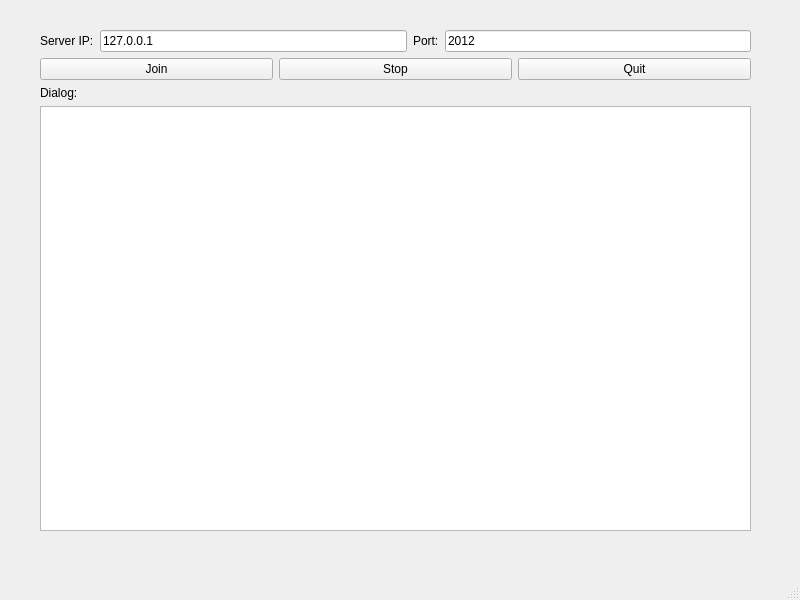
First picture: the form in USTlord_final/clientwindow.ui, repository williamlus/COMP2012H_Project, before the edit.
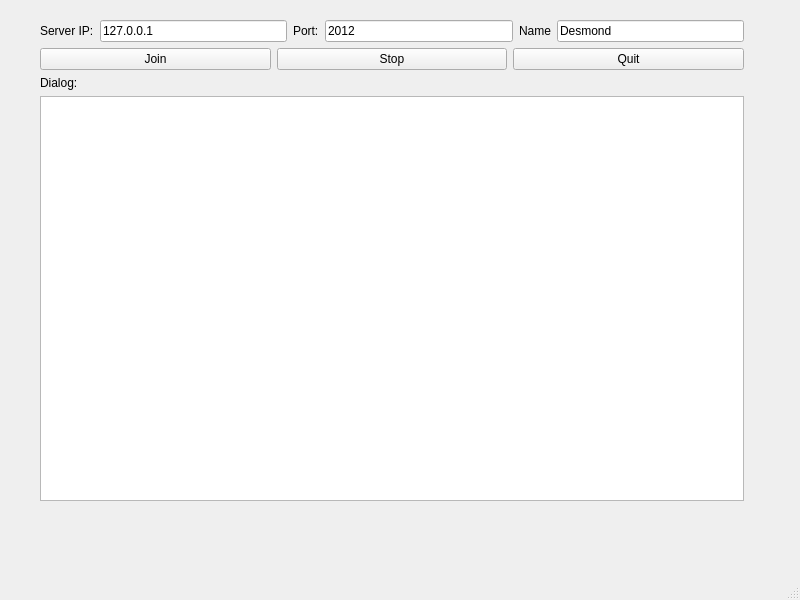
Second picture: the form after the edit.

```diff
--- a/USTlord_final/clientwindow.ui
+++ b/USTlord_final/clientwindow.ui
@@ -14,21 +14,16 @@
    <string>MainWindow</string>
   </property>
   <widget class="QWidget" name="centralwidget">
-   <widget class="QWidget" name="layoutWidget">
+   <widget class="QWidget" name="">
     <property name="geometry">
      <rect>
       <x>40</x>
-      <y>30</y>
-      <width>711</width>
-      <height>501</height>
+      <y>20</y>
+      <width>704</width>
+      <height>481</height>
      </rect>
     </property>
-    <layout class="QHBoxLayout" name="horizontalLayout_3">
-     <item>
-      <layout class="QVBoxLayout" name="verticalLayout"/>
-     </item>
-     <item>
-      <layout class="QVBoxLayout" name="verticalLayout_2">
+    <layout class="QVBoxLayout" name="verticalLayout_3">
        <item>
         <layout class="QHBoxLayout" name="horizontalLayout">
          <item>
@@ -59,8 +54,29 @@
            </property>
           </widget>
          </item>
-        </layout>
-       </item>
+       <item>
+        <widget class="QLabel" name="label_name">
+         <property name="text">
+          <string>Name</string>
+         </property>
+        </widget>
+       </item>
+       <item>
+        <widget class="QLineEdit" name="lineEdit_name">
+         <property name="text">
+          <string>Desmond</string>
+         </property>
+        </widget>
+       </item>
+      </layout>
+     </item>
+     <item>
+      <layout class="QHBoxLayout" name="horizontalLayout_3">
+       <item>
+        <layout class="QVBoxLayout" name="verticalLayout"/>
+       </item>
+       <item>
+        <layout class="QVBoxLayout" name="verticalLayout_2">
        <item>
         <layout class="QHBoxLayout" name="horizontalLayout_2">
          <item>
@@ -95,6 +111,8 @@
        </item>
        <item>
         <widget class="QListWidget" name="listWidget_dialogs"/>
+         </item>
+        </layout>
        </item>
       </layout>
      </item>
```
Lines whose indentation alone changed are shown as unchanged.
